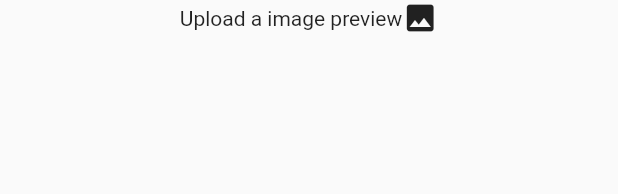
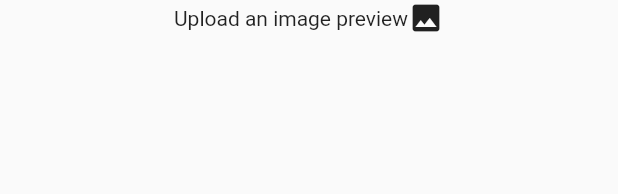
Before and after one commit to MahmoudAshours/Copia, a Flutter app: the UploadImage widget shown alone on an empty page, opened directly, on a phone screen of 412 x 824 dp. Shown: the top 194 px of the screen. Run offline on Flutter 3.47's test engine with Material 2 defaults, Android fonts, the phone set to English and light mode, and no system bars; our stand-ins replace file_picker, flutter_svg, google_fonts, image_picker, moor_flutter, skeleton_text; missing offline and left inert: flutter_pdfview, majesty; generated files the repository leaves out were written again.

Commit message:
Cleaned code

```diff
--- a/lib/Screens/UploadPDF/upload_image.dart
+++ b/lib/Screens/UploadPDF/upload_image.dart
@@ -12,7 +12,7 @@ class UploadImage extends StatelessWidget {
         mainAxisAlignment: MainAxisAlignment.center,
         crossAxisAlignment: CrossAxisAlignment.center,
         children: <Widget>[
-          Text('Upload a image preview'),
+          Text('Upload an image preview'),
           SizedBox(height: 10.0),
           Icon(Icons.image),
         ],
```
Also changed, not shown: lib/Screens/HomeScreen/Widgets/book_cards.dart (+8 -6 lines).
